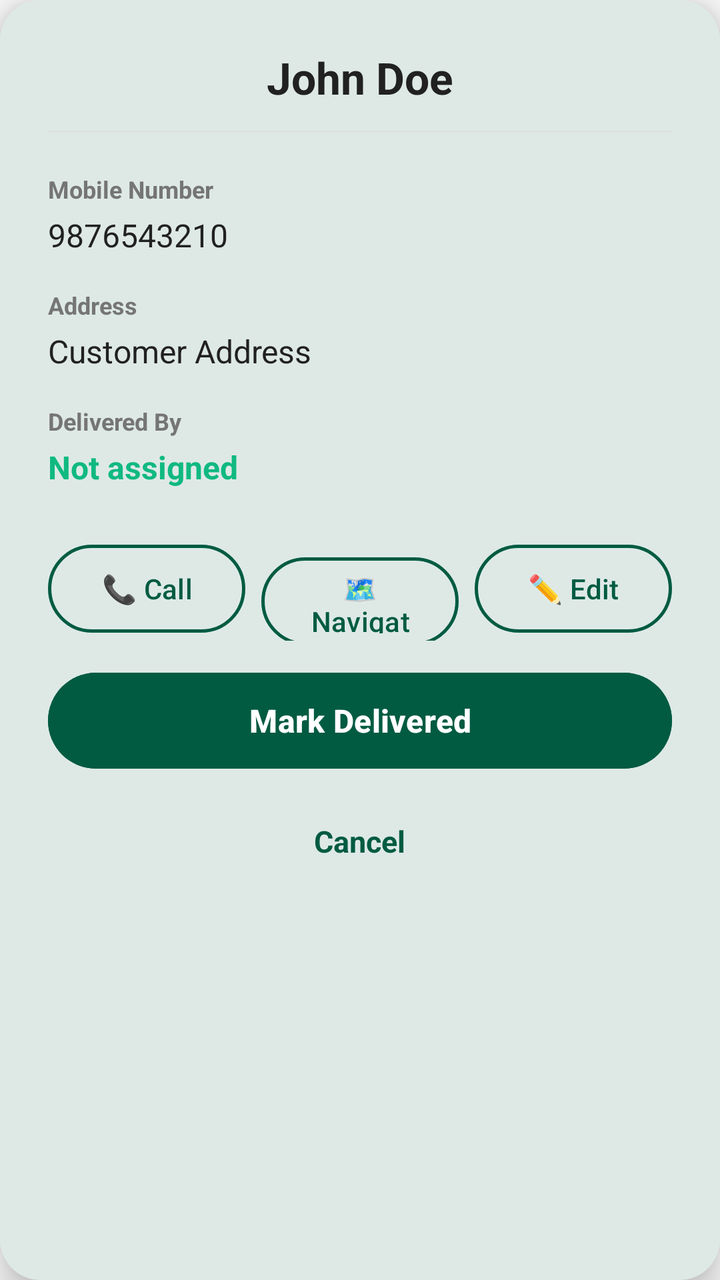
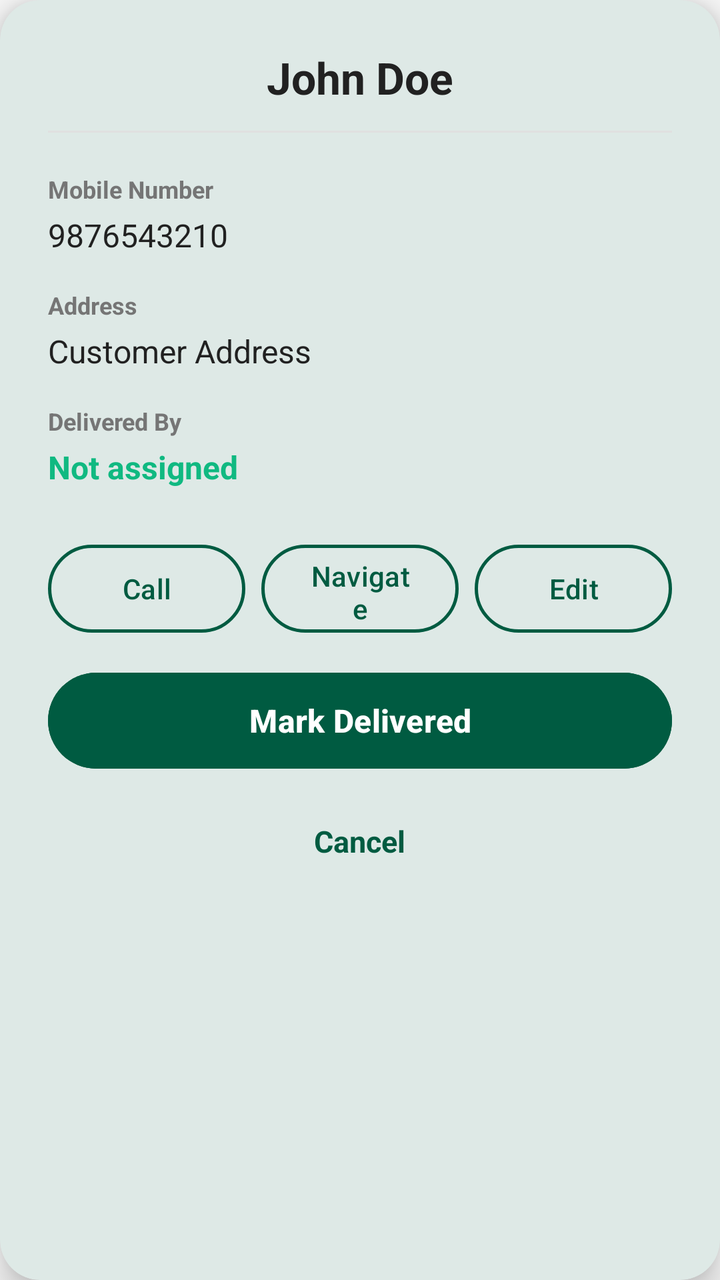

Screens rendered from an Android XML layout before and after an edit, with the pre-edit source and the edit as a unified diff.
<!-- AndroidManifest.xml: application theme Theme.MilkDelivery -->
<!-- res/layout/dialog_customer_details.xml -->
<?xml version="1.0" encoding="utf-8"?>
<com.google.android.material.card.MaterialCardView
    xmlns:android="http://schemas.android.com/apk/res/android"
    xmlns:app="http://schemas.android.com/apk/res-auto"
    android:layout_width="match_parent"
    android:layout_height="wrap_content"
    android:layout_gravity="center"
    android:layout_marginStart="24dp"
    android:layout_marginEnd="24dp"
    app:cardBackgroundColor="@color/white"
    app:cardCornerRadius="20dp"
    app:cardElevation="10dp">

    <LinearLayout
        android:layout_width="match_parent"
        android:layout_height="wrap_content"
        android:orientation="vertical"
        android:padding="24dp">

        
        <TextView
            android:id="@+id/dialog_txt_name"
            android:layout_width="match_parent"
            android:layout_height="wrap_content"
            android:gravity="center"
            android:text="John Doe"
            android:textColor="@color/on_surface"
            android:textSize="22sp"
            android:textStyle="bold"/>

        <View
            android:layout_width="match_parent"
            android:layout_height="1dp"
            android:layout_marginTop="12dp"
            android:layout_marginBottom="20dp"
            android:background="@color/gray_light"/>

        
        <TextView
            android:layout_width="wrap_content"
            android:layout_height="wrap_content"
            android:text="Mobile Number"
            android:textColor="@color/gray_dark"
            android:textSize="12sp"
            android:textStyle="bold"/>

        <TextView
            android:id="@+id/dialog_txt_mobile"
            android:layout_width="match_parent"
            android:layout_height="wrap_content"
            android:layout_marginTop="4dp"
            android:text="9876543210"
            android:textColor="@color/on_surface"
            android:textSize="16sp"/>

        
        <TextView
            android:layout_width="wrap_content"
            android:layout_height="wrap_content"
            android:layout_marginTop="16dp"
            android:text="Address"
            android:textColor="@color/gray_dark"
            android:textSize="12sp"
            android:textStyle="bold"/>

        <TextView
            android:id="@+id/dialog_txt_address"
            android:layout_width="match_parent"
            android:layout_height="wrap_content"
            android:layout_marginTop="4dp"
            android:text="Customer Address"
            android:textColor="@color/on_surface"
            android:textSize="16sp"/>

        
        <TextView
            android:layout_width="wrap_content"
            android:layout_height="wrap_content"
            android:layout_marginTop="16dp"
            android:text="Delivered By"
            android:textColor="@color/gray_dark"
            android:textSize="12sp"
            android:textStyle="bold"/>

        <TextView
            android:id="@+id/dialog_txt_staff_name"
            android:layout_width="match_parent"
            android:layout_height="wrap_content"
            android:layout_marginTop="4dp"
            android:text="Not assigned"
            android:textColor="#10B981"
            android:textSize="16sp"
            android:textStyle="bold"/>

        
        <LinearLayout
            android:layout_width="match_parent"
            android:layout_height="wrap_content"
            android:layout_marginTop="24dp"
            android:orientation="horizontal"
            android:weightSum="3">

            <com.google.android.material.button.MaterialButton
                android:id="@+id/dialog_btn_call"
                style="@style/Widget.Material3.Button.OutlinedButton"
                android:layout_width="0dp"
                android:layout_height="52dp"
                android:layout_weight="1"
                android:layout_marginEnd="4dp"
                android:text="📞 Call"
                android:textAllCaps="false"
                app:iconGravity="textStart"
                app:strokeColor="@color/primary"
                app:strokeWidth="1.5dp"/>

            <com.google.android.material.button.MaterialButton
                android:id="@+id/dialog_btn_navigate"
                style="@style/Widget.Material3.Button.OutlinedButton"
                android:layout_width="0dp"
                android:layout_height="52dp"
                android:layout_weight="1"
                android:layout_marginStart="4dp"
                android:layout_marginEnd="4dp"
                android:text="🗺 Navigate"
                android:textAllCaps="false"
                app:iconGravity="textStart"
                app:strokeColor="@color/primary"
                app:strokeWidth="1.5dp"/>

            
            <com.google.android.material.button.MaterialButton
                android:id="@+id/dialog_btn_edit"
                style="@style/Widget.Material3.Button.OutlinedButton"
                android:layout_width="0dp"
                android:layout_height="52dp"
                android:layout_weight="1"
                android:layout_marginStart="4dp"
                android:text="✏️ Edit"
                android:textAllCaps="false"
                app:iconGravity="textStart"
                app:strokeColor="@color/primary"
                app:strokeWidth="1.5dp"/>

        </LinearLayout>

        
        <com.google.android.material.button.MaterialButton
            android:id="@+id/dialog_btn_deliver"
            android:layout_width="match_parent"
            android:layout_height="56dp"
            android:layout_marginTop="12dp"
            android:backgroundTint="@color/primary"
            android:text="Mark Delivered"
            android:textAllCaps="false"
            android:textColor="@color/white"
            android:textSize="16sp"
            android:textStyle="bold"
            app:cornerRadius="28dp"/>

        
        <TextView
            android:id="@+id/dialog_btn_cancel"
            android:layout_width="wrap_content"
            android:layout_height="wrap_content"
            android:layout_gravity="center"
            android:layout_marginTop="14dp"
            android:padding="8dp"
            android:text="Cancel"
            android:textColor="@color/primary"
            android:textSize="15sp"
            android:textStyle="bold"/>

    </LinearLayout>

</com.google.android.material.card.MaterialCardView>
<!-- resources referenced by this layout -->
<resources>
  <color name="gray_dark">#757575</color>
  <color name="gray_light">#E0E0E0</color>
  <color name="on_surface">#212121</color>
  <color name="primary">#005B41</color>
  <color name="white">#FFFFFF</color>
  <style name="Theme.MilkDelivery" parent="Theme.Material3.DayNight.NoActionBar">
          
          <item name="colorPrimary">@color/primary</item>
          <item name="colorPrimaryDark">@color/primary_dark</item>
          <item name="colorSecondary">@color/secondary</item>
          <item name="android:statusBarColor">@color/primary</item>
          <item name="android:windowLightStatusBar">false</item>
          
          
          <item name="colorSurface">@color/surface</item>
          <item name="colorOnSurface">@color/on_surface</item>
          <item name="android:windowBackground">@color/background</item>
          <item name="colorSurfaceVariant">@color/surface_variant</item>
          <item name="colorOnSurfaceVariant">@color/on_surface_variant</item>
          
          
          <item name="materialCardViewStyle">@style/Widget.Material3.CardView.Elevated</item>
      </style>
  <color name="primary_dark">#00402E</color>
  <color name="secondary">#03DAC6</color>
  <color name="surface">#FFFFFF</color>
  <color name="background">#FAFAFA</color>
  <color name="surface_variant">#F4F4F4</color>
  <color name="on_surface_variant">#555555</color>
</resources>

<!-- the commit's change to res/layout/dialog_customer_details.xml (unified diff, before → after) -->
@@ -5,8 +5,8 @@
     android:layout_width="match_parent"
     android:layout_height="wrap_content"
     android:layout_gravity="center"
-    android:layout_marginStart="24dp"
-    android:layout_marginEnd="24dp"
+    android:layout_marginStart="14dp"
+    android:layout_marginEnd="14dp"
     app:cardBackgroundColor="@color/white"
     app:cardCornerRadius="20dp"
     app:cardElevation="10dp">
@@ -97,6 +97,8 @@
             android:layout_width="match_parent"
             android:layout_height="wrap_content"
             android:layout_marginTop="24dp"
+            android:layout_gravity="center"
+            android:gravity="center"
             android:orientation="horizontal"
             android:weightSum="3">
 
@@ -107,21 +109,7 @@
                 android:layout_height="52dp"
                 android:layout_weight="1"
                 android:layout_marginEnd="4dp"
-                android:text="📞 Call"
-                android:textAllCaps="false"
-                app:iconGravity="textStart"
-                app:strokeColor="@color/primary"
-                app:strokeWidth="1.5dp"/>
-
-            <com.google.android.material.button.MaterialButton
-                android:id="@+id/dialog_btn_navigate"
-                style="@style/Widget.Material3.Button.OutlinedButton"
-                android:layout_width="0dp"
-                android:layout_height="52dp"
-                android:layout_weight="1"
-                android:layout_marginStart="4dp"
-                android:layout_marginEnd="4dp"
-                android:text="🗺 Navigate"
+                android:text="Call"
                 android:textAllCaps="false"
                 app:iconGravity="textStart"
                 app:strokeColor="@color/primary"
@@ -129,13 +117,27 @@
 
             
             <com.google.android.material.button.MaterialButton
+                android:id="@+id/dialog_btn_navigate"
+                style="@style/Widget.Material3.Button.OutlinedButton"
+                android:layout_width="0dp"
+                android:layout_height="52dp"
+                android:layout_marginStart="4dp"
+                android:layout_marginEnd="4dp"
+                android:layout_weight="1"
+                android:text="Navigate"
+                android:textAllCaps="false"
+                app:iconGravity="textStart"
+                app:strokeColor="@color/primary"
+                app:strokeWidth="1.5dp" />
+
+            <com.google.android.material.button.MaterialButton
                 android:id="@+id/dialog_btn_edit"
                 style="@style/Widget.Material3.Button.OutlinedButton"
                 android:layout_width="0dp"
                 android:layout_height="52dp"
                 android:layout_weight="1"
                 android:layout_marginStart="4dp"
-                android:text="✏️ Edit"
+                android:text="Edit"
                 android:textAllCaps="false"
                 app:iconGravity="textStart"
                 app:strokeColor="@color/primary"
